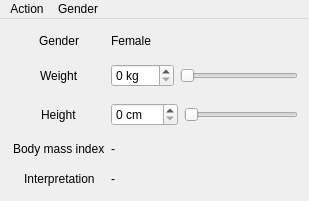
The window that project-02/mainwindow.ui (3ICE/Programming-2017) describes before a commit, drawn with Qt 5.
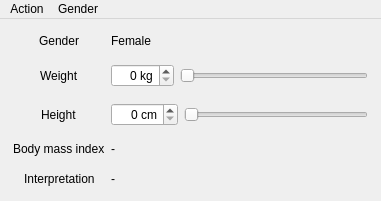
The same window after the commit.

Commit message: project-02 right align

Diff of the .ui file:
```diff
--- a/project-02/mainwindow.ui
+++ b/project-02/mainwindow.ui
@@ -6,7 +6,7 @@
    <rect>
     <x>0</x>
     <y>0</y>
-    <width>309</width>
+    <width>381</width>
     <height>201</height>
    </rect>
   </property>
@@ -22,7 +22,7 @@
      <rect>
       <x>10</x>
       <y>10</y>
-      <width>291</width>
+      <width>361</width>
       <height>161</height>
      </rect>
     </property>
@@ -104,6 +104,15 @@
       <layout class="QHBoxLayout" name="hl1">
        <item>
         <widget class="QSpinBox" name="weight">
+         <property name="minimumSize">
+          <size>
+           <width>60</width>
+           <height>0</height>
+          </size>
+         </property>
+         <property name="alignment">
+          <set>Qt::AlignRight|Qt::AlignTrailing|Qt::AlignVCenter</set>
+         </property>
          <property name="suffix">
           <string> kg</string>
          </property>
@@ -134,6 +143,15 @@
       <layout class="QHBoxLayout" name="hl2">
        <item>
         <widget class="QSpinBox" name="height">
+         <property name="minimumSize">
+          <size>
+           <width>60</width>
+           <height>0</height>
+          </size>
+         </property>
+         <property name="alignment">
+          <set>Qt::AlignRight|Qt::AlignTrailing|Qt::AlignVCenter</set>
+         </property>
          <property name="suffix">
           <string> cm</string>
          </property>
@@ -190,7 +208,7 @@
     <rect>
      <x>0</x>
      <y>0</y>
-     <width>309</width>
+     <width>381</width>
      <height>21</height>
     </rect>
    </property>
```
